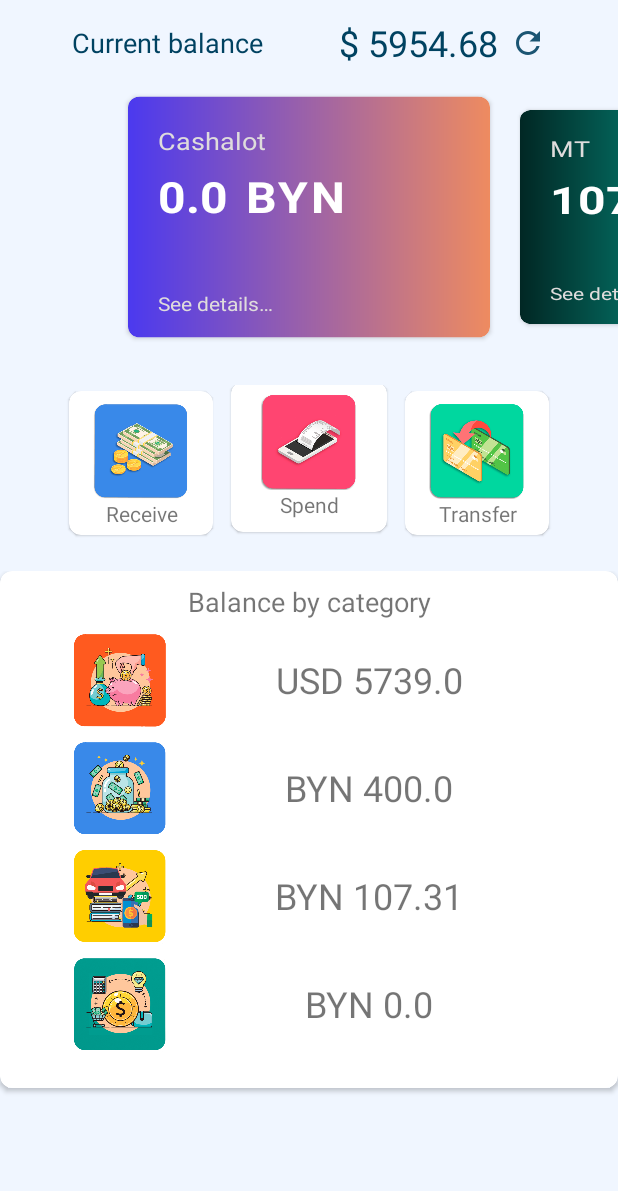
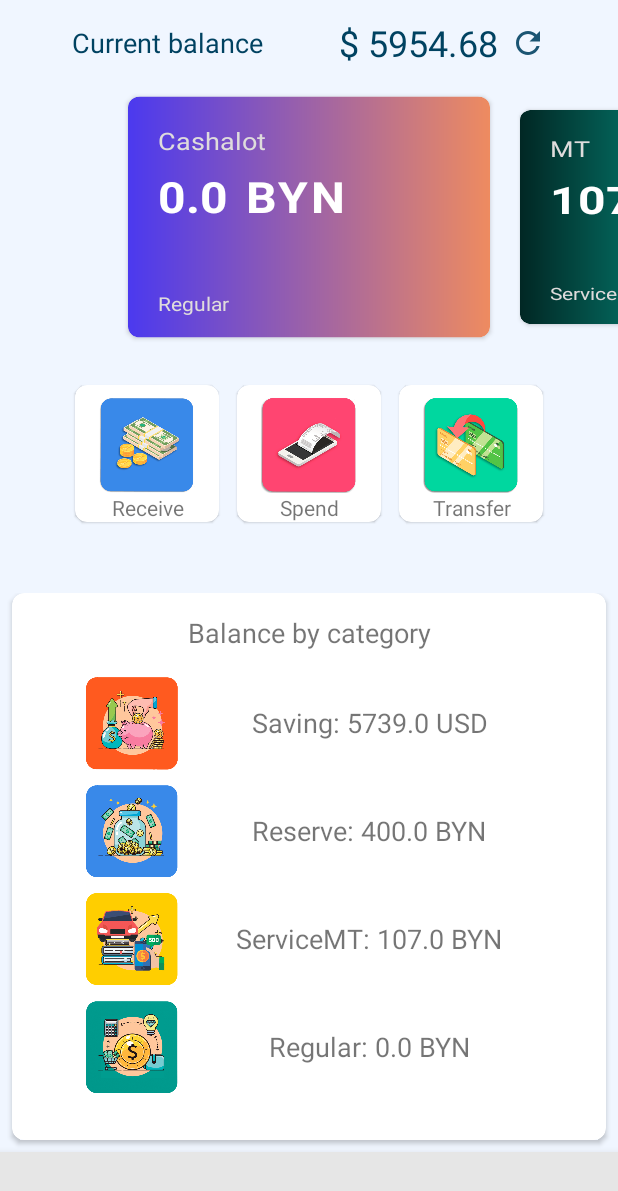
Before and after one commit to emdasoft/MyCheckUp, an Android app: the screen it shows after launch (MainActivity), after a tap on "Наличные BYN", on a phone screen of 412 x 824 dp. Shown: the top 1191 px of the screen. Run offline under Robolectric (Android 15) with nearby library versions, the phone set to English and light mode, and no system bars; Roboto replaces fonts that are not available here; 2 other taps on this screen came first.

Commit message:
add_second_placeHolder

```diff
--- a/app/src/main/AndroidManifest.xml
+++ b/app/src/main/AndroidManifest.xml
@@ -11,9 +11,9 @@
         android:theme="@style/Theme.MyCheckUp">
         <activity
             android:name=".presentation.MainActivity"
-            android:windowSoftInputMode="adjustResize"
             android:screenOrientation="portrait"
             android:exported="true"
+
             tools:ignore="LockedOrientationActivity">
             <intent-filter>
                 <action android:name="android.intent.action.MAIN" />
--- a/app/src/main/java/com/emdasoft/mycheckup/data/CardListRepositoryImpl.kt
+++ b/app/src/main/java/com/emdasoft/mycheckup/data/CardListRepositoryImpl.kt
@@ -72,34 +72,37 @@ object CardListRepositoryImpl : CardListRepository {
     }
 
     override fun getCategoryBalance(): ArrayList<String> {
-        var pov = 0.00
-        var res = 0.00
-        var mt = 0.00
-        var seb = 0.00
+        var regular = 0.00
+        var reserve = 0.00
+        var service = 0.00
+        var saving = 0.00
         val result = arrayListOf<String>()
         for (item in cardList) {
             when (item.category) {
-                "POV" -> {
-                    pov += item.amount
+                "Regular" -> {
+                    regular += item.amount
                 }
-                "RES" -> {
-                    res += item.amount
+                "Reserve" -> {
+                    reserve += item.amount
                 }
-                "MT" -> {
-                    mt += item.amount
+                "ServiceMT" -> {
+                    service += item.amount
                 }
-                "SEB" -> {
-                    seb += if (item.currency == "BYN") {
+                "Saving" -> {
+                    saving += if (item.currency == "BYN") {
                         item.amount / 2.5
                     } else item.amount
                 }
             }
         }
-        seb = ((seb * 100).roundToInt() / 100).toDouble()
-        result.add(seb.toString())
-        result.add(res.toString())
-        result.add(mt.toString())
-        result.add(pov.toString())
+        saving = ((saving * 100).roundToInt() / 100).toDouble()
+        reserve = ((reserve * 100).roundToInt() / 100).toDouble()
+        service = ((service * 100).roundToInt() / 100).toDouble()
+        regular = ((regular * 100).roundToInt() / 100).toDouble()
+        result.add(saving.toString())
+        result.add(reserve.toString())
+        result.add(service.toString())
+        result.add(regular.toString())
         return result
     }
 
--- a/app/src/main/java/com/emdasoft/mycheckup/data/CardsData.kt
+++ b/app/src/main/java/com/emdasoft/mycheckup/data/CardsData.kt
@@ -6,17 +6,17 @@ import com.emdasoft.mycheckup.domain.CardItem
 object CardsData {
 
     fun getCardsList() = mutableListOf(
-        CardItem("БелВЭБ", 27.03, "BYN", "POV"),
-        CardItem("Наличные BYN", 2.50, "BYN", "POV"),
-        CardItem("Cashalot", 0.00, "BYN", "POV"),
-        CardItem( "МТ", 107.31, "BYN", "MT"),
-        CardItem( "Резерв", 400.0, "BYN", "RES"),
-        CardItem( "Наличные USD", 2950.0, "USD", "SEB"),
-        CardItem( "Мелочь USD", 350.0, "USD", "SEB"),
-        CardItem( "Наличные EUR", 980.0, "EUR", "SEB"),
-        CardItem( "FinStore Инвестиции", 740.0, "USD", "SEB"),
-        CardItem( "FinStore Доход", 1.75, "USD", "SEB"),
-        CardItem( "Отложенные BYN", 500.0, "BYN", "SEB"),
-        CardItem( "USD на карте", 518.19, "USD", "SEB")
+        CardItem("БелВЭБ", 27.03, "BYN", "Regular"),
+        CardItem("Наличные BYN", 2.50, "BYN", "Regular"),
+        CardItem("Cashalot", 0.00, "BYN", "Regular"),
+        CardItem( "МТ", 107.31, "BYN", "ServiceMT"),
+        CardItem( "Резерв", 400.0, "BYN", "Reserve"),
+        CardItem( "Наличные USD", 2950.0, "USD", "Saving"),
+        CardItem( "Мелочь USD", 350.0, "USD", "Saving"),
+        CardItem( "Наличные EUR", 980.0, "EUR", "Saving"),
+        CardItem( "FinStore Инвестиции", 740.0, "USD", "Saving"),
+        CardItem( "FinStore Доход", 1.75, "USD", "Saving"),
+        CardItem( "Отложенные BYN", 500.0, "BYN", "Saving"),
+        CardItem( "USD на карте", 518.19, "USD", "Saving")
     )
 }
--- a/app/src/main/java/com/emdasoft/mycheckup/presentation/CardsAdapter.kt
+++ b/app/src/main/java/com/emdasoft/mycheckup/presentation/CardsAdapter.kt
@@ -27,22 +27,23 @@ class CardsAdapter(
         fun bind(card: CardItem, listener: Listener) = with(binding) {
             tvCardLabel.text = card.title
             when (card.category) {
-                "POV" -> {
+                "Regular" -> {
                     cardItem.setBackgroundResource(backgrounds[0])
                 }
-                "RES" -> {
+                "Reserve" -> {
                     cardItem.setBackgroundResource(backgrounds[1])
                 }
-                "SEB" -> {
+                "Saving" -> {
                     cardItem.setBackgroundResource(backgrounds[2])
                 }
-                "MT" -> {
+                "ServiceMT" -> {
                     cardItem.setBackgroundResource(backgrounds[3])
                 }
             }
             tvCardAmount.text = card.amount.toString()
             tvCardCurrency.text = card.currency
-            tvDescription.text = itemView.context.getText(R.string.more_info)
+//            tvDescription.text = itemView.context.getText(R.string.more_info)
+            tvDescription.text = card.category
             itemView.setOnClickListener {
                 listener.onClick(card)
             }
--- a/app/src/main/java/com/emdasoft/mycheckup/presentation/CardsFragment.kt
+++ b/app/src/main/java/com/emdasoft/mycheckup/presentation/CardsFragment.kt
@@ -74,7 +74,8 @@ class CardsFragment : Fragment(), CardsAdapter.Listener {
         binding.receiveCard.setOnClickListener {
             activity?.supportFragmentManager
                 ?.beginTransaction()
-                ?.replace(R.id.topPlaceHolder, MainFragment.newInstance())
+                ?.detach(this)
+                ?.replace(R.id.topPlaceHolder, ReceiveFragment.newInstance())
                 ?.setCustomAnimations(android.R.anim.fade_in, android.R.anim.fade_out)
                 ?.commit()
         }
--- a/app/src/main/java/com/emdasoft/mycheckup/presentation/CategoryFragment.kt
+++ b/app/src/main/java/com/emdasoft/mycheckup/presentation/CategoryFragment.kt
@@ -27,20 +27,24 @@ class CategoryFragment : Fragment() {
         binding.apply {
             dataModel.categoryBalance.observe(activity as LifecycleOwner) {
                 tvAmountSeb.text = buildString {
-                    append("USD ")
+                    append("Saving: ")
                     append(it[0])
+                    append(" USD")
                 }
                 tvAmountRes.text = buildString {
-                    append("BYN ")
+                    append("Reserve: ")
                     append(it[1])
+                    append(" BYN")
                 }
                 tvAmountMt.text = buildString {
-                    append("BYN ")
+                    append("ServiceMT: ")
                     append(it[2])
+                    append(" BYN")
                 }
                 tvAmountPov.text = buildString {
-                    append("BYN ")
+                    append("Regular: ")
                     append(it[3])
+                    append(" BYN")
                 }
             }
 
--- a/app/src/main/java/com/emdasoft/mycheckup/presentation/ResultFragment.kt
+++ b/app/src/main/java/com/emdasoft/mycheckup/presentation/ResultFragment.kt
@@ -1,7 +1,6 @@
 package com.emdasoft.mycheckup.presentation
 
 import android.os.Bundle
-import android.util.Log
 import androidx.fragment.app.Fragment
 import android.view.LayoutInflater
 import android.view.View
@@ -15,7 +14,6 @@ import androidx.viewpager2.widget.MarginPageTransformer
 import androidx.viewpager2.widget.ViewPager2
 import com.emdasoft.mycheckup.databinding.FragmentResultBinding
 import com.emdasoft.mycheckup.domain.CardItem
-import kotlin.math.roundToInt
 
 class ResultFragment : Fragment(), CardsAdapter.Listener {
 
--- /dev/null
+++ b/app/src/main/res/drawable/tv_main_receive.xml
@@ -0,0 +1,10 @@
+<?xml version="1.0" encoding="utf-8"?>
+<layer-list xmlns:android="http://schemas.android.com/apk/res/android" >
+
+    <item
+        android:drawable="@drawable/use12"
+        android:width="64dp"
+        android:height="64dp"
+        />
+
+</layer-list >
--- /dev/null
+++ b/app/src/main/res/drawable/tv_spend.xml
@@ -0,0 +1,10 @@
+<?xml version="1.0" encoding="utf-8"?>
+<layer-list xmlns:android="http://schemas.android.com/apk/res/android" >
+
+    <item
+        android:drawable="@drawable/use21"
+        android:width="64dp"
+        android:height="64dp"
+        />
+
+</layer-list >
--- /dev/null
+++ b/app/src/main/res/drawable/tv_transfer.xml
@@ -0,0 +1,10 @@
+<?xml version="1.0" encoding="utf-8"?>
+<layer-list xmlns:android="http://schemas.android.com/apk/res/android" >
+
+    <item
+        android:drawable="@drawable/use31"
+        android:width="64dp"
+        android:height="64dp"
+        />
+
+</layer-list >
--- a/app/src/main/res/layout/activity_main.xml
+++ b/app/src/main/res/layout/activity_main.xml
@@ -6,14 +6,24 @@
     android:layout_height="match_parent"
     android:background="@color/background">
 
+    <androidx.constraintlayout.widget.Guideline
+        android:id="@+id/guideline3"
+        android:layout_width="wrap_content"
+        android:layout_height="wrap_content"
+        android:orientation="horizontal"
+        app:layout_constraintEnd_toEndOf="parent"
+        app:layout_constraintGuide_percent="0.48"
+        app:layout_constraintStart_toStartOf="parent" />
+
     <androidx.fragment.app.FragmentContainerView
         android:id="@+id/topPlaceHolder"
         android:name="com.emdasoft.mycheckup.presentation.MainFragment"
         android:layout_width="match_parent"
-        android:layout_height="wrap_content"
-        app:layout_constraintTop_toTopOf="parent"
+        android:layout_height="0dp"
+        app:layout_constraintBottom_toTopOf="@+id/guideline3"
         app:layout_constraintEnd_toEndOf="parent"
         app:layout_constraintStart_toStartOf="parent"
+        app:layout_constraintTop_toTopOf="parent"
         tools:layout="@layout/fragment_cards" />
 
     <androidx.fragment.app.FragmentContainerView
@@ -21,21 +31,20 @@
         android:name="com.emdasoft.mycheckup.presentation.MainFragment"
         android:layout_width="match_parent"
         android:layout_height="0dp"
-        app:layout_constraintEnd_toEndOf="parent"
+        app:layout_constraintBottom_toTopOf="@id/bottomNav"
         app:layout_constraintStart_toStartOf="parent"
-        app:layout_constraintTop_toBottomOf="@id/topPlaceHolder"
+        app:layout_constraintTop_toBottomOf="@id/guideline3"
         tools:layout="@layout/fragment_category" />
 
 
-    <!--    <com.google.android.material.bottomnavigation.BottomNavigationView-->
-<!--        android:id="@+id/bottomNav"-->
-<!--        android:layout_width="0dp"-->
-<!--        android:layout_height="wrap_content"-->
-<!--        android:background="@color/menu_bgr"-->
-<!--        app:layout_constraintBottom_toBottomOf="@+id/placeHolder"-->
-<!--        app:layout_constraintEnd_toEndOf="parent"-->
-<!--        app:layout_constraintStart_toStartOf="parent"-->
-<!--        app:menu="@menu/bottom_menu" />-->
+        <com.google.android.material.bottomnavigation.BottomNavigationView
+        android:id="@+id/bottomNav"
+        android:layout_width="0dp"
+        android:layout_height="wrap_content"
+        android:background="@color/menu_bgr"
+        app:layout_constraintBottom_toBottomOf="parent"
+        app:layout_constraintEnd_toEndOf="parent"
+        app:layout_constraintStart_toStartOf="parent" />
 
 
 </androidx.constraintlayout.widget.ConstraintLayout>
--- a/app/src/main/res/layout/fragment_cards.xml
+++ b/app/src/main/res/layout/fragment_cards.xml
@@ -64,8 +64,8 @@
 
     <LinearLayout
         android:layout_width="match_parent"
+        android:layout_marginTop="8dp"
         android:layout_height="wrap_content"
-        android:layout_margin="12dp"
         android:gravity="center"
         android:orientation="horizontal"
         android:paddingBottom="8dp">
@@ -73,103 +73,65 @@
         <com.google.android.material.card.MaterialCardView
             android:id="@+id/receiveCard"
             android:layout_width="96dp"
-            android:layout_height="96dp"
+            android:layout_height="wrap_content"
+            android:layout_marginBottom="4dp"
+            android:layout_marginTop="4dp"
             android:elevation="8dp"
             app:cardCornerRadius="8dp">
 
-            <LinearLayout
+            <TextView
+                android:id="@+id/txtReceive"
                 android:layout_width="match_parent"
-                android:layout_height="wrap_content"
-                android:layout_margin="8dp"
+                android:layout_height="match_parent"
+                android:layout_marginTop="8dp"
                 android:gravity="center"
-                android:orientation="vertical"
-                tools:ignore="UseCompoundDrawables">
+                android:text="@string/receive"
+                app:drawableTopCompat="@drawable/tv_main_receive" />
 
-                <ImageView
-                    android:id="@+id/imgReceive"
-                    android:layout_width="64dp"
-                    android:layout_height="64dp"
-                    android:layout_gravity="center"
-                    app:srcCompat="@drawable/use12"
-                    tools:ignore="ContentDescription" />
-
-                <TextView
-                    android:id="@+id/txtReceive"
-                    android:layout_width="match_parent"
-                    android:layout_height="wrap_content"
-                    android:gravity="center"
-                    android:text="@string/receive" />
-
-            </LinearLayout>
 
         </com.google.android.material.card.MaterialCardView>
 
         <com.google.android.material.card.MaterialCardView
             android:id="@+id/spendCard"
-            android:layout_width="104dp"
-            android:layout_height="100dp"
+            android:layout_width="96dp"
+            android:layout_height="wrap_content"
             android:layout_marginStart="12dp"
             android:layout_marginEnd="12dp"
+            android:elevation="16dp"
             android:layout_marginBottom="4dp"
-            android:elevation="16dp"
+            android:layout_marginTop="4dp"
             app:cardCornerRadius="8dp">
 
-            <LinearLayout
+            <TextView
+                android:id="@+id/txtSpend"
                 android:layout_width="match_parent"
-                android:layout_height="wrap_content"
-                android:layout_margin="8dp"
-                android:orientation="vertical"
-                tools:ignore="UseCompoundDrawables">
+                android:layout_height="match_parent"
+                android:layout_marginTop="8dp"
+                android:gravity="center"
+                android:text="@string/spend"
+                app:drawableTopCompat="@drawable/tv_spend" />
 
-                <ImageView
-                    android:id="@+id/imgSpend"
-                    android:layout_width="64dp"
-                    android:layout_height="64dp"
-                    android:layout_gravity="center"
-                    app:srcCompat="@drawable/use21"
-                    tools:ignore="ContentDescription" />
-
-                <TextView
-                    android:id="@+id/txtSpend"
-                    android:layout_width="match_parent"
-                    android:layout_height="wrap_content"
-                    android:gravity="center"
-                    android:text="@string/spend" />
-
-            </LinearLayout>
 
         </com.google.android.material.card.MaterialCardView>
 
         <com.google.android.material.card.MaterialCardView
             android:id="@+id/transferCard"
             android:layout_width="96dp"
-            android:layout_height="96dp"
+            android:layout_height="wrap_content"
+            android:layout_marginBottom="4dp"
+            android:layout_marginTop="4dp"
             android:elevation="8dp"
             app:cardCornerRadius="8dp">
-
-            <LinearLayout
-                android:layout_width="match_parent"
-                android:layout_height="wrap_content"
-                android:layout_margin="8dp"
-                android:orientation="vertical"
-                tools:ignore="UseCompoundDrawables">
-
-                <ImageView
-                    android:id="@+id/imgTransfer"
-                    android:layout_width="64dp"
-                    android:layout_height="64dp"
-                    android:layout_gravity="center"
-                    app:srcCompat="@drawable/use31"
-                    tools:ignore="ContentDescription" />
 
                 <TextView
                     android:id="@+id/txtTransfer"
                     android:layout_width="match_parent"
-                    android:layout_height="wrap_content"
+                    android:layout_height="match_parent"
+                    android:layout_marginTop="8dp"
                     android:gravity="center"
-                    android:text="@string/transfer" />
+                    android:text="@string/transfer"
+                    app:drawableTopCompat="@drawable/tv_transfer" />
 
-            </LinearLayout>
 
         </com.google.android.material.card.MaterialCardView>
 
--- a/app/src/main/res/layout/fragment_category.xml
+++ b/app/src/main/res/layout/fragment_category.xml
@@ -9,6 +9,8 @@
     <com.google.android.material.card.MaterialCardView
         android:layout_width="match_parent"
         android:layout_height="match_parent"
+        android:layout_marginStart="8dp"
+        android:layout_marginEnd="8dp"
         app:cardCornerRadius="8dp"
         android:layout_marginBottom="8dp"
         app:cardElevation="2dp">
@@ -25,10 +27,10 @@
                 android:layout_width="match_parent"
                 android:layout_height="wrap_content"
                 android:layout_marginTop="8dp"
-                android:layout_marginBottom="8dp"
+                android:layout_marginBottom="16dp"
                 android:fontFamily="@font/ubuntu_medium"
                 android:gravity="center"
-                android:text="Balance by category"
+                android:text="@string/balance_by_category"
                 android:textSize="18sp" />
 
             <LinearLayout
@@ -47,7 +49,7 @@
                     android:layout_width="match_parent"
                     android:layout_height="match_parent"
                     android:gravity="center"
-                    android:textSize="24sp"
+                    android:textSize="18sp"
                     tools:text="USD 4 300.00" />
 
             </LinearLayout>
@@ -71,7 +73,7 @@
                     android:layout_width="match_parent"
                     android:layout_height="match_parent"
                     android:gravity="center"
-                    android:textSize="24sp"
+                    android:textSize="18sp"
                     tools:text="BYN 500.00" />
 
             </LinearLayout>
@@ -93,7 +95,7 @@
                     android:layout_width="match_parent"
                     android:layout_height="match_parent"
                     android:gravity="center"
-                    android:textSize="24sp"
+                    android:textSize="18sp"
                     tools:text="BYN 500.00" />
 
             </LinearLayout>
@@ -115,7 +117,7 @@
                     android:layout_width="match_parent"
                     android:layout_height="match_parent"
                     android:gravity="center"
-                    android:textSize="24sp"
+                    android:textSize="18sp"
                     tools:text="BYN 500.00" />
 
             </LinearLayout>
--- a/app/src/main/res/values/strings.xml
+++ b/app/src/main/res/values/strings.xml
@@ -17,4 +17,5 @@
     <string name="transfer">Transfer</string>
     <!-- TODO: Remove or change this placeholder text -->
     <string name="hello_blank_fragment">Hello blank fragment</string>
+    <string name="balance_by_category">Balance by category</string>
 </resources>
```
Also changed, not shown: app/src/main/java/com/emdasoft/mycheckup/domain/CheckIt.kt (+9 -9 lines), app/src/main/java/com/emdasoft/mycheckup/presentation/DataModel.kt (+11 -0 lines), app/src/main/java/com/emdasoft/mycheckup/presentation/ReceiveFragment.kt (added, +69 -0 lines), app/src/main/res/drawable/tv_receive.xml (added, +10 -0 lines), app/src/main/res/layout/fragment_receive.xml (added, +79 -0 lines).
